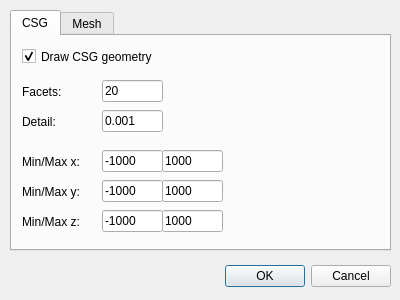
First picture: the form in setupmeshdialog.ui, repository SeregaGomen/qng, before the edit.
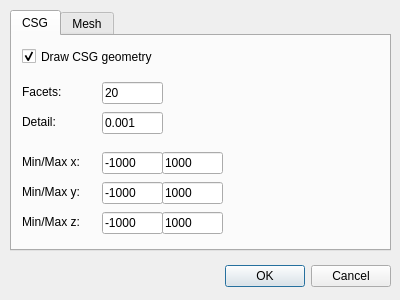
Second picture: the form after the edit. The open tabs and pages were chosen to show the change.

Patch:
```diff
--- a/setupmeshdialog.ui
+++ b/setupmeshdialog.ui
@@ -86,7 +86,7 @@
        <x>90</x>
        <y>40</y>
        <width>61</width>
-       <height>31</height>
+       <height>34</height>
       </rect>
      </property>
      <layout class="QHBoxLayout" name="horizontalLayout_2">
@@ -105,7 +105,7 @@
        <x>90</x>
        <y>70</y>
        <width>61</width>
-       <height>31</height>
+       <height>34</height>
       </rect>
      </property>
      <layout class="QHBoxLayout" name="horizontalLayout_3">
@@ -143,7 +143,7 @@
        <x>90</x>
        <y>110</y>
        <width>61</width>
-       <height>31</height>
+       <height>34</height>
       </rect>
      </property>
      <layout class="QHBoxLayout" name="horizontalLayout_5">
@@ -181,7 +181,7 @@
        <x>150</x>
        <y>110</y>
        <width>61</width>
-       <height>31</height>
+       <height>34</height>
       </rect>
      </property>
      <layout class="QHBoxLayout" name="horizontalLayout_7">
@@ -200,7 +200,7 @@
        <x>90</x>
        <y>140</y>
        <width>61</width>
-       <height>31</height>
+       <height>34</height>
       </rect>
      </property>
      <layout class="QHBoxLayout" name="horizontalLayout_8">
@@ -219,7 +219,7 @@
        <x>150</x>
        <y>140</y>
        <width>61</width>
-       <height>31</height>
+       <height>34</height>
       </rect>
      </property>
      <layout class="QHBoxLayout" name="horizontalLayout_9">
@@ -257,7 +257,7 @@
        <x>90</x>
        <y>170</y>
        <width>61</width>
-       <height>31</height>
+       <height>34</height>
       </rect>
      </property>
      <layout class="QHBoxLayout" name="horizontalLayout_11">
@@ -276,7 +276,7 @@
        <x>150</x>
        <y>170</y>
        <width>61</width>
-       <height>31</height>
+       <height>34</height>
       </rect>
      </property>
      <layout class="QHBoxLayout" name="horizontalLayout_12">
```
Left out of the diff: 8 changed lines with no effect on the pictures.
